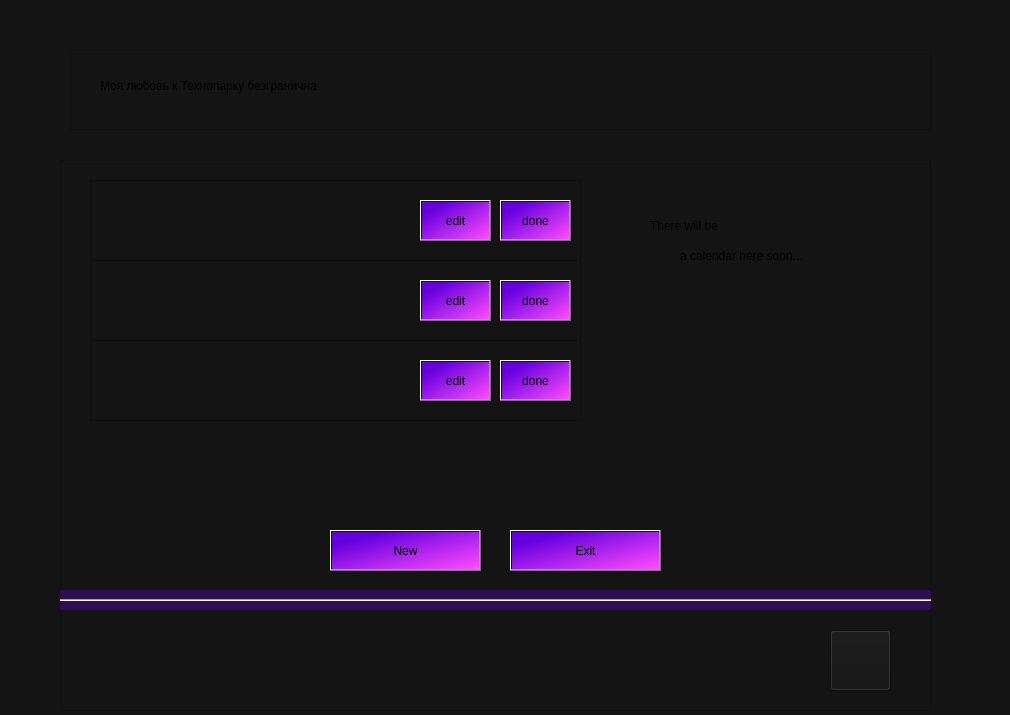
Old version of the form my_love_project/src/planwindow.ui in the repository Tulenenok/BestPlanerEver.
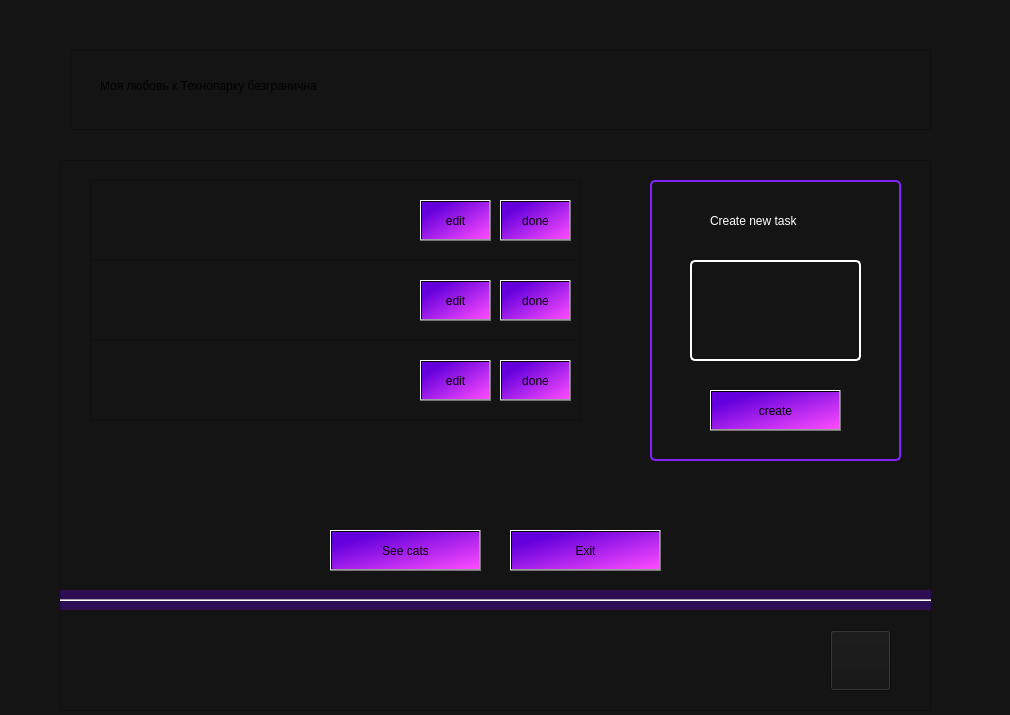
New version of the form.

```diff
--- a/my_love_project/src/planwindow.ui
+++ b/my_love_project/src/planwindow.ui
@@ -89,7 +89,7 @@
      <string notr="true">background-color: qlineargradient(spread:pad, x1:0.159204, y1:0.205, x2:1, y2:1, stop:0 rgba(100, 0, 221, 255), stop:1 rgba(255, 76, 255, 255));</string>
     </property>
     <property name="text">
-     <string>New</string>
+     <string>See cats</string>
     </property>
    </widget>
    <widget class="Line" name="line">
@@ -166,22 +166,6 @@
      <string/>
     </property>
    </widget>
-   <widget class="QLabel" name="cat">
-    <property name="geometry">
-     <rect>
-      <x>600</x>
-      <y>140</y>
-      <width>201</width>
-      <height>201</height>
-     </rect>
-    </property>
-    <property name="styleSheet">
-     <string notr="true">;</string>
-    </property>
-    <property name="text">
-     <string/>
-    </property>
-   </widget>
    <widget class="QFrame" name="taskFrame_1">
     <property name="geometry">
      <rect>
@@ -437,30 +421,76 @@
      </property>
     </widget>
    </widget>
-   <widget class="QLabel" name="label">
+   <widget class="QLabel" name="taskLabel_4">
     <property name="geometry">
      <rect>
       <x>590</x>
-      <y>50</y>
-      <width>271</width>
-      <height>31</height>
+      <y>20</y>
+      <width>251</width>
+      <height>281</height>
      </rect>
     </property>
+    <property name="maximumSize">
+     <size>
+      <width>16777215</width>
+      <height>16777215</height>
+     </size>
+    </property>
+    <property name="styleSheet">
+     <string notr="true">border: 2px solid rgb(128, 35, 243);
+border-radius: 5px;</string>
+    </property>
     <property name="text">
-     <string>There will be</string>
+     <string/>
     </property>
    </widget>
-   <widget class="QLabel" name="label_2">
+   <widget class="QTextEdit" name="text_of_new_task">
     <property name="geometry">
      <rect>
-      <x>620</x>
-      <y>80</y>
-      <width>241</width>
-      <height>31</height>
+      <x>630</x>
+      <y>100</y>
+      <width>171</width>
+      <height>101</height>
      </rect>
     </property>
+    <property name="styleSheet">
+     <string notr="true">background-color:rgb(20, 20, 20);
+color:white;
+border: 2px solid white;
+border-radius:5px;
+</string>
+    </property>
+   </widget>
+   <widget class="QLabel" name="label">
+    <property name="geometry">
+     <rect>
+      <x>650</x>
+      <y>40</y>
+      <width>151</width>
+      <height>41</height>
+     </rect>
+    </property>
+    <property name="styleSheet">
+     <string notr="true">color:white;</string>
+    </property>
     <property name="text">
-     <string>a calendar here soon...</string>
+     <string>Create new task</string>
+    </property>
+   </widget>
+   <widget class="QPushButton" name="create">
+    <property name="geometry">
+     <rect>
+      <x>650</x>
+      <y>230</y>
+      <width>131</width>
+      <height>41</height>
+     </rect>
+    </property>
+    <property name="styleSheet">
+     <string notr="true">background-color: qlineargradient(spread:pad, x1:0.159204, y1:0.205, x2:1, y2:1, stop:0 rgba(100, 0, 221, 255), stop:1 rgba(255, 76, 255, 255));</string>
+    </property>
+    <property name="text">
+     <string>create</string>
     </property>
    </widget>
   </widget>
```
Left out of the diff: 14 changed lines with no effect on the pictures.
